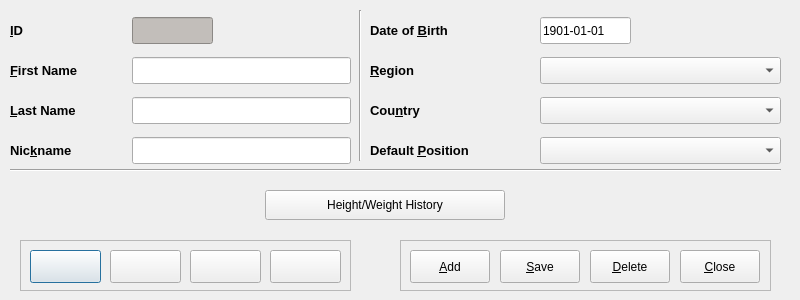
Old version of the form code/pyqt/gui/player_entry.ui in the repository soccermetrics/marcotti-desktop.
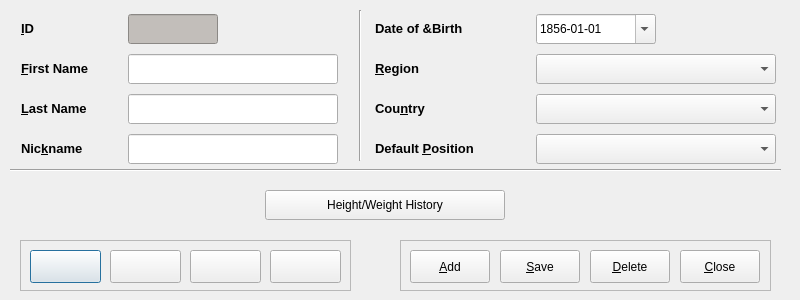
New version of the form. Icons and pictures are not drawn.

Commit message: Replaced QLineEdit date-of-birth widgets with QDateEdit (#96)

```diff
--- a/code/pyqt/gui/player_entry.ui
+++ b/code/pyqt/gui/player_entry.ui
@@ -200,6 +200,18 @@
    <layout class="QGridLayout" name="gridLayout">
     <item row="0" column="0">
      <widget class="QLabel" name="label">
+      <property name="minimumSize">
+       <size>
+        <width>90</width>
+        <height>30</height>
+       </size>
+      </property>
+      <property name="maximumSize">
+       <size>
+        <width>90</width>
+        <height>30</height>
+       </size>
+      </property>
       <property name="text">
        <string>&lt;!DOCTYPE HTML PUBLIC &quot;-//W3C//DTD HTML 4.0//EN&quot; &quot;http://www.w3.org/TR/REC-html40/strict.dtd&quot;&gt;
 &lt;html&gt;&lt;head&gt;&lt;meta name=&quot;qrichtext&quot; content=&quot;1&quot; /&gt;&lt;style type=&quot;text/css&quot;&gt;
@@ -214,10 +226,16 @@
     </item>
     <item row="0" column="1">
      <widget class="QLineEdit" name="plyrID_display">
+      <property name="minimumSize">
+       <size>
+        <width>90</width>
+        <height>30</height>
+       </size>
+      </property>
       <property name="maximumSize">
        <size>
-        <width>81</width>
-        <height>27</height>
+        <width>90</width>
+        <height>30</height>
        </size>
       </property>
       <property name="styleSheet">
@@ -230,6 +248,18 @@
     </item>
     <item row="1" column="0">
      <widget class="QLabel" name="label_4">
+      <property name="minimumSize">
+       <size>
+        <width>90</width>
+        <height>30</height>
+       </size>
+      </property>
+      <property name="maximumSize">
+       <size>
+        <width>90</width>
+        <height>30</height>
+       </size>
+      </property>
       <property name="text">
        <string>&lt;!DOCTYPE HTML PUBLIC &quot;-//W3C//DTD HTML 4.0//EN&quot; &quot;http://www.w3.org/TR/REC-html40/strict.dtd&quot;&gt;
 &lt;html&gt;&lt;head&gt;&lt;meta name=&quot;qrichtext&quot; content=&quot;1&quot; /&gt;&lt;style type=&quot;text/css&quot;&gt;
@@ -246,14 +276,14 @@
      <widget class="QLineEdit" name="plyrFirstNameEdit">
       <property name="minimumSize">
        <size>
-        <width>219</width>
-        <height>27</height>
+        <width>210</width>
+        <height>30</height>
        </size>
       </property>
       <property name="maximumSize">
        <size>
-        <width>219</width>
-        <height>27</height>
+        <width>210</width>
+        <height>30</height>
        </size>
       </property>
       <property name="toolTip">
@@ -263,6 +293,18 @@
     </item>
     <item row="2" column="0">
      <widget class="QLabel" name="label_5">
+      <property name="minimumSize">
+       <size>
+        <width>90</width>
+        <height>30</height>
+       </size>
+      </property>
+      <property name="maximumSize">
+       <size>
+        <width>90</width>
+        <height>30</height>
+       </size>
+      </property>
       <property name="text">
        <string>&lt;!DOCTYPE HTML PUBLIC &quot;-//W3C//DTD HTML 4.0//EN&quot; &quot;http://www.w3.org/TR/REC-html40/strict.dtd&quot;&gt;
 &lt;html&gt;&lt;head&gt;&lt;meta name=&quot;qrichtext&quot; content=&quot;1&quot; /&gt;&lt;style type=&quot;text/css&quot;&gt;
@@ -279,14 +321,14 @@
      <widget class="QLineEdit" name="plyrLastNameEdit">
       <property name="minimumSize">
        <size>
-        <width>219</width>
-        <height>27</height>
+        <width>210</width>
+        <height>30</height>
        </size>
       </property>
       <property name="maximumSize">
        <size>
-        <width>219</width>
-        <height>27</height>
+        <width>210</width>
+        <height>30</height>
        </size>
       </property>
       <property name="toolTip">
@@ -296,6 +338,18 @@
     </item>
     <item row="3" column="0">
      <widget class="QLabel" name="label_6">
+      <property name="minimumSize">
+       <size>
+        <width>90</width>
+        <height>30</height>
+       </size>
+      </property>
+      <property name="maximumSize">
+       <size>
+        <width>90</width>
+        <height>30</height>
+       </size>
+      </property>
       <property name="text">
        <string>&lt;!DOCTYPE HTML PUBLIC &quot;-//W3C//DTD HTML 4.0//EN&quot; &quot;http://www.w3.org/TR/REC-html40/strict.dtd&quot;&gt;
 &lt;html&gt;&lt;head&gt;&lt;meta name=&quot;qrichtext&quot; content=&quot;1&quot; /&gt;&lt;style type=&quot;text/css&quot;&gt;
@@ -312,14 +366,14 @@
      <widget class="QLineEdit" name="plyrNicknameEdit">
       <property name="minimumSize">
        <size>
-        <width>219</width>
-        <height>27</height>
+        <width>210</width>
+        <height>30</height>
        </size>
       </property>
       <property name="maximumSize">
        <size>
-        <width>219</width>
-        <height>27</height>
+        <width>210</width>
+        <height>30</height>
        </size>
       </property>
       <property name="toolTip">
@@ -341,6 +395,18 @@
    <layout class="QGridLayout" name="gridLayout_2">
     <item row="0" column="0">
      <widget class="QLabel" name="label_7">
+      <property name="minimumSize">
+       <size>
+        <width>150</width>
+        <height>30</height>
+       </size>
+      </property>
+      <property name="maximumSize">
+       <size>
+        <width>150</width>
+        <height>30</height>
+       </size>
+      </property>
       <property name="text">
        <string>&lt;!DOCTYPE HTML PUBLIC &quot;-//W3C//DTD HTML 4.0//EN&quot; &quot;http://www.w3.org/TR/REC-html40/strict.dtd&quot;&gt;
 &lt;html&gt;&lt;head&gt;&lt;meta name=&quot;qrichtext&quot; content=&quot;1&quot; /&gt;&lt;style type=&quot;text/css&quot;&gt;
@@ -348,38 +414,22 @@
 &lt;/style&gt;&lt;/head&gt;&lt;body style=&quot; font-family:'Sans Serif'; font-size:10pt; font-weight:400; font-style:normal;&quot;&gt;
 &lt;p style=&quot; margin-top:0px; margin-bottom:0px; margin-left:0px; margin-right:0px; -qt-block-indent:0; text-indent:0px;&quot;&gt;&lt;span style=&quot; font-weight:600;&quot;&gt;Date of &amp;amp;Birth&lt;/span&gt;&lt;/p&gt;&lt;/body&gt;&lt;/html&gt;</string>
       </property>
-      <property name="buddy">
-       <cstring>plyrDOBEdit</cstring>
-      </property>
-     </widget>
-    </item>
-    <item row="0" column="1">
-     <widget class="QLineEdit" name="plyrDOBEdit">
-      <property name="minimumSize">
-       <size>
-        <width>91</width>
-        <height>27</height>
-       </size>
-      </property>
-      <property name="maximumSize">
-       <size>
-        <width>91</width>
-        <height>27</height>
-       </size>
-      </property>
-      <property name="toolTip">
-       <string>Player date of birth (YYYY-MM-DD)</string>
-      </property>
-      <property name="inputMask">
-       <string>9999-99-99; </string>
-      </property>
-      <property name="text">
-       <string>1901-01-01</string>
-      </property>
      </widget>
     </item>
     <item row="1" column="0">
      <widget class="QLabel" name="label_2">
+      <property name="minimumSize">
+       <size>
+        <width>150</width>
+        <height>30</height>
+       </size>
+      </property>
+      <property name="maximumSize">
+       <size>
+        <width>150</width>
+        <height>30</height>
+       </size>
+      </property>
       <property name="text">
        <string>&lt;!DOCTYPE HTML PUBLIC &quot;-//W3C//DTD HTML 4.0//EN&quot; &quot;http://www.w3.org/TR/REC-html40/strict.dtd&quot;&gt;
 &lt;html&gt;&lt;head&gt;&lt;meta name=&quot;qrichtext&quot; content=&quot;1&quot; /&gt;&lt;style type=&quot;text/css&quot;&gt;
@@ -396,14 +446,14 @@
      <widget class="QComboBox" name="plyrConfedSelect">
       <property name="minimumSize">
        <size>
-        <width>241</width>
-        <height>27</height>
+        <width>240</width>
+        <height>30</height>
        </size>
       </property>
       <property name="maximumSize">
        <size>
-        <width>241</width>
-        <height>27</height>
+        <width>240</width>
+        <height>30</height>
        </size>
       </property>
       <property name="toolTip">
@@ -413,6 +463,18 @@
     </item>
     <item row="2" column="0">
      <widget class="QLabel" name="label_3">
+      <property name="minimumSize">
+       <size>
+        <width>150</width>
+        <height>30</height>
+       </size>
+      </property>
+      <property name="maximumSize">
+       <size>
+        <width>150</width>
+        <height>30</height>
+       </size>
+      </property>
       <property name="text">
        <string>&lt;!DOCTYPE HTML PUBLIC &quot;-//W3C//DTD HTML 4.0//EN&quot; &quot;http://www.w3.org/TR/REC-html40/strict.dtd&quot;&gt;
 &lt;html&gt;&lt;head&gt;&lt;meta name=&quot;qrichtext&quot; content=&quot;1&quot; /&gt;&lt;style type=&quot;text/css&quot;&gt;
@@ -429,14 +491,14 @@
      <widget class="QComboBox" name="plyrCountrySelect">
       <property name="minimumSize">
        <size>
-        <width>241</width>
-        <height>27</height>
+        <width>240</width>
+        <height>30</height>
        </size>
       </property>
       <property name="maximumSize">
        <size>
-        <width>241</width>
-        <height>27</height>
+        <width>240</width>
+        <height>30</height>
        </size>
       </property>
       <property name="toolTip">
@@ -446,6 +508,18 @@
     </item>
     <item row="3" column="0">
      <widget class="QLabel" name="label_8">
+      <property name="minimumSize">
+       <size>
+        <width>150</width>
+        <height>30</height>
+       </size>
+      </property>
+      <property name="maximumSize">
+       <size>
+        <width>150</width>
+        <height>30</height>
+       </size>
+      </property>
       <property name="text">
        <string>&lt;!DOCTYPE HTML PUBLIC &quot;-//W3C//DTD HTML 4.0//EN&quot; &quot;http://www.w3.org/TR/REC-html40/strict.dtd&quot;&gt;
 &lt;html&gt;&lt;head&gt;&lt;meta name=&quot;qrichtext&quot; content=&quot;1&quot; /&gt;&lt;style type=&quot;text/css&quot;&gt;
@@ -462,14 +536,14 @@
      <widget class="QComboBox" name="plyrPositionSelect">
       <property name="minimumSize">
        <size>
-        <width>241</width>
-        <height>27</height>
+        <width>240</width>
+        <height>30</height>
        </size>
       </property>
       <property name="maximumSize">
        <size>
-        <width>241</width>
-        <height>27</height>
+        <width>240</width>
+        <height>30</height>
        </size>
       </property>
       <property name="toolTip">
@@ -477,6 +551,45 @@
       </property>
      </widget>
     </item>
+    <item row="0" column="1">
+     <widget class="QDateEdit" name="plyrDOBEdit">
+      <property name="minimumSize">
+       <size>
+        <width>120</width>
+        <height>30</height>
+       </size>
+      </property>
+      <property name="maximumSize">
+       <size>
+        <width>120</width>
+        <height>30</height>
+       </size>
+      </property>
+      <property name="toolTip">
+       <string>Player date of birth (YYYY-MM-DD)</string>
+      </property>
+      <property name="minimumDate">
+       <date>
+        <year>1856</year>
+        <month>1</month>
+        <day>1</day>
+       </date>
+      </property>
+      <property name="displayFormat">
+       <string>yyyy-MM-dd</string>
+      </property>
+      <property name="calendarPopup">
+       <bool>true</bool>
+      </property>
+      <property name="date">
+       <date>
+        <year>1856</year>
+        <month>1</month>
+        <day>1</day>
+       </date>
+      </property>
+     </widget>
+    </item>
    </layout>
   </widget>
   <widget class="QFrame" name="frame">
```
Left out of the diff: 2 changed lines with no effect on the pictures. The commit also changes 5 other files.
